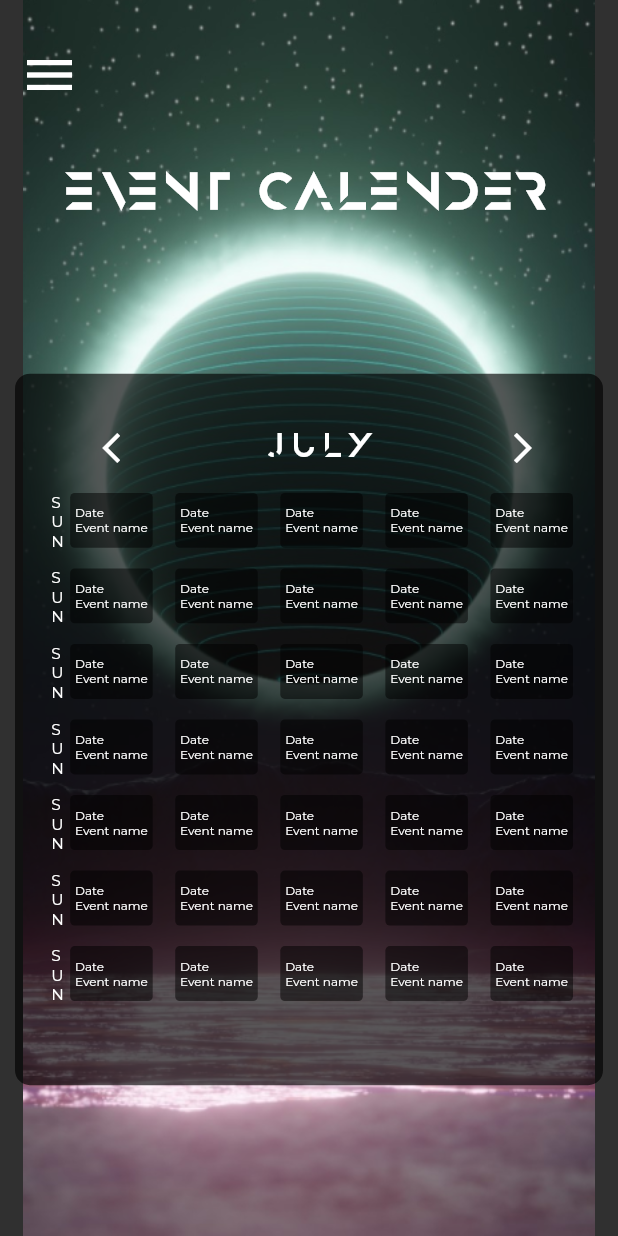
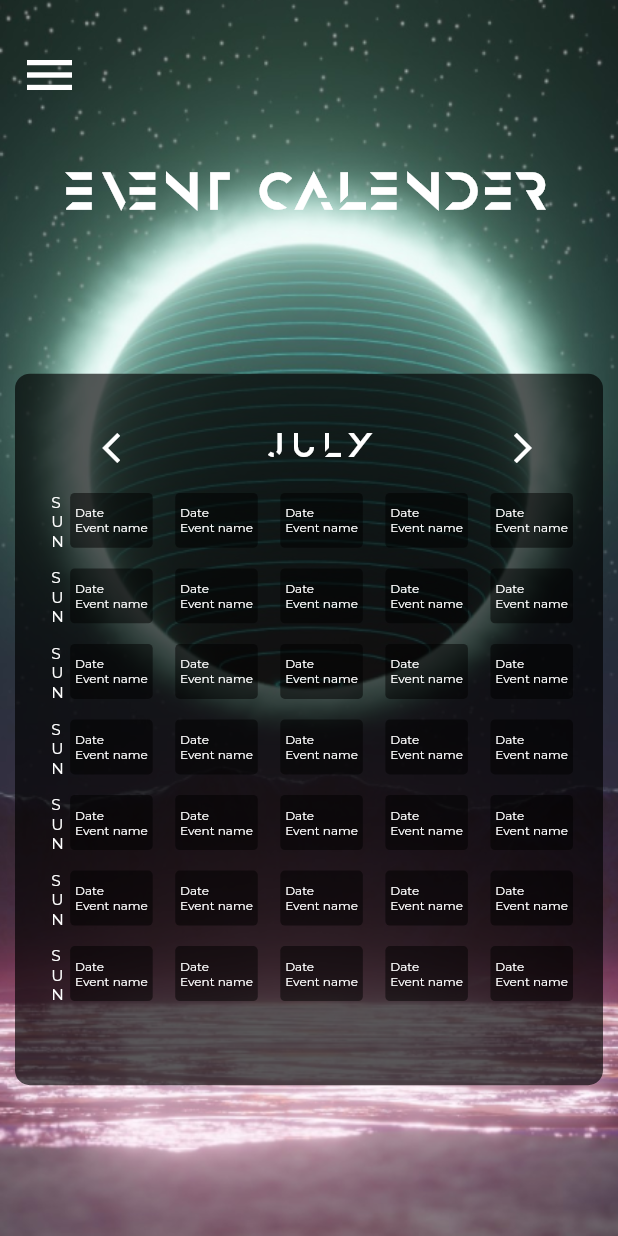
Before and after one commit to delta/aaveg-app, a Flutter app: the CalendarPage screen opened by its route, on a phone screen of 412 x 824 dp. Run offline on Flutter 3.47's test engine with Material 2 defaults, Android fonts, the phone set to English and light mode, and no system bars; drawn by our look-alikes of auto_size_text, card_swiper; our stand-ins replace get, get_storage, google_fonts, logger, webview_flutter; missing offline and left inert: outlined_text; accounts and stored records are empty.

Commit message:
fix(/pages):Fixed background image issue in smaller devices

```diff
--- a/lib/pages/about_page.dart
+++ b/lib/pages/about_page.dart
@@ -62,9 +62,9 @@ class _SampleState extends State<AboutPage> with TickerProviderStateMixin {
               child: NavbarWdiget(),
             )),
         body: Container(
-          constraints: BoxConstraints.expand(),
           decoration: BoxDecoration(
               image: DecorationImage(
+                  fit: BoxFit.cover,
                   image: AssetImage('assets/images/426154 1.png'))),
           child: Column(children: [
             SizedBox(
--- a/lib/pages/calendar_page.dart
+++ b/lib/pages/calendar_page.dart
@@ -43,9 +43,9 @@ class _SampleState extends State<CalendarPage> with TickerProviderStateMixin {
           )),
       body: Stack(children: [
         Container(
-          constraints: BoxConstraints.expand(),
           decoration: BoxDecoration(
               image: DecorationImage(
+                  fit: BoxFit.cover,
                   image: AssetImage(
                       'assets/images/sci_fi_landscape_4k-2560x1440 1.png'))),
           child: Stack(children: [
--- a/lib/pages/events_page.dart
+++ b/lib/pages/events_page.dart
@@ -90,9 +90,9 @@ class _SampleState extends State<EventsPage> with TickerProviderStateMixin {
         body: Stack(
           children: [
             Container(
-              constraints: BoxConstraints.expand(),
               decoration: BoxDecoration(
                   image: DecorationImage(
+                      fit: BoxFit.cover,
                       image: AssetImage('assets/images/events_bg.png'))),
               child: Stack(children: [
                 NavIcon(globalKey: _scaffoldKey),
--- a/lib/pages/originstory_page.dart
+++ b/lib/pages/originstory_page.dart
@@ -55,9 +55,9 @@ class _SampleState extends State<OriginStoryPage>
             child: NavbarWdiget(),
           )),
       body: Container(
-        constraints: BoxConstraints.expand(),
         decoration: BoxDecoration(
             image: DecorationImage(
+                fit: BoxFit.cover,
                 image: AssetImage('assets/images/sci-fi_city_bg.png'))),
         child: Stack(children: [
           NavIcon(globalKey: _scaffoldKey),
```
